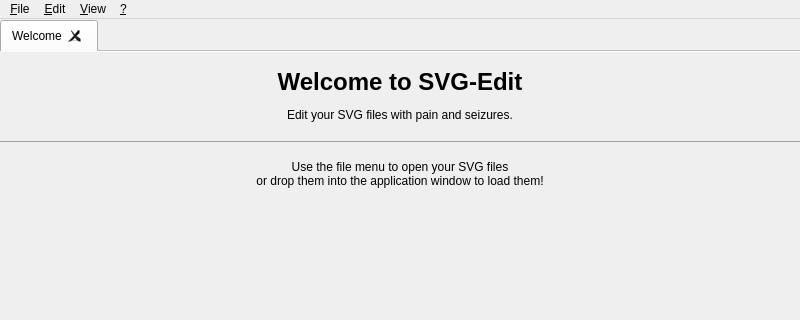
Before: the Qt Designer form mainwindow.ui in Salami555/uip-ex3-svg-edit, drawn with Qt 5; both pictures show x 0 to 800 and y 0 to 320 of the 800 by 600 pixel window.
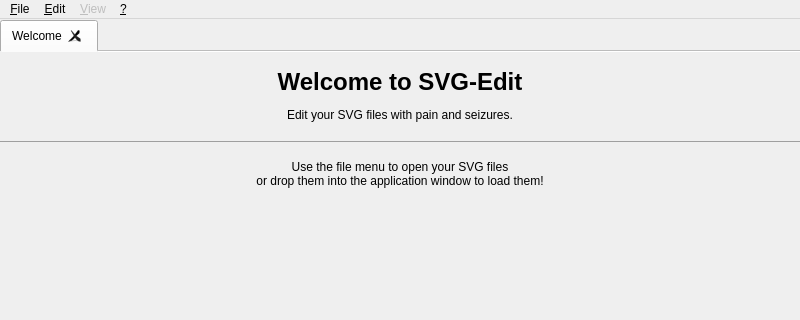
After: the same form once the commit is applied.

```diff
--- a/mainwindow.ui
+++ b/mainwindow.ui
@@ -119,7 +119,7 @@
      <x>0</x>
      <y>0</y>
      <width>800</width>
-     <height>20</height>
+     <height>17</height>
     </rect>
    </property>
    <widget class="QMenu" name="menu_File">
@@ -161,6 +161,9 @@
     <addaction name="actionGoto"/>
    </widget>
    <widget class="QMenu" name="menu_View">
+    <property name="enabled">
+     <bool>false</bool>
+    </property>
     <property name="title">
      <string>&amp;View</string>
     </property>
```
Left out of the diff: 25 changed lines with no effect on the pictures.
